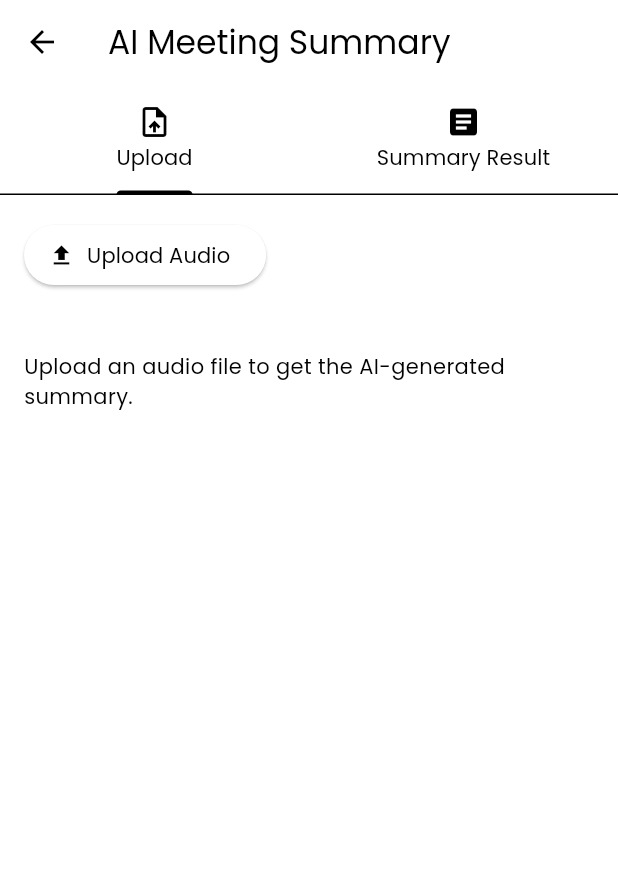
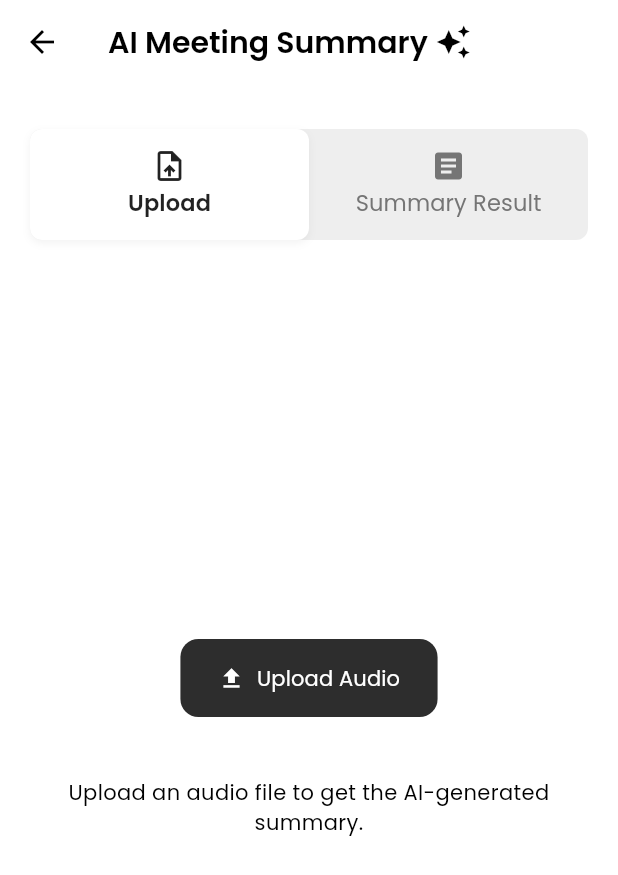
Before and after one commit to ThetSweLynn/action-meet, a Flutter app: the AIMeetingSummaryPage screen opened directly, on a phone screen of 412 x 824 dp. Shown: the top 875 px of the screen. Run offline on Flutter 3.47's test engine with Material 3 defaults, Android fonts, the phone set to English and light mode, and no system bars; our stand-ins replace cloud_firestore, file_picker, firebase_auth, firebase_core, fl_chart, flutter_dotenv; missing offline and left inert: mailer; accounts and stored records are empty.

Commit message:
Update ai summary page ui

```diff
--- a/lib/main.dart
+++ b/lib/main.dart
@@ -1,4 +1,3 @@
-import 'package:action_meet/screens/ai_meeting_summary_page.dart';
 import 'package:flutter/material.dart';
 import 'package:flutter/foundation.dart';
 import 'package:firebase_core/firebase_core.dart';
@@ -6,7 +5,6 @@ import 'firebase_options.dart';
 import 'widgets/auth_wrapper.dart';
 import 'package:flutter_dotenv/flutter_dotenv.dart';
 import 'dart:io';
-
 
 // Disable certificate verification (only in debug mode)
 void _configureCertificateVerification() {
--- a/lib/screens/ai_meeting_summary_page.dart
+++ b/lib/screens/ai_meeting_summary_page.dart
@@ -1,25 +1,3 @@
-// import 'package:flutter/material.dart';
-
-// class AIMeetingSummaryPage extends StatelessWidget {
-//   const AIMeetingSummaryPage({super.key});
-
-//   @override
-//   Widget build(BuildContext context) {
-//     return Scaffold(
-//       appBar: AppBar(
-//         title: const Text('AI Meeting Summary'),
-//         backgroundColor: Colors.transparent,
-//         elevation: 0,
-//         foregroundColor: const Color(0xFF2D2D2D),
-//       ),
-//       body: const Center(
-//         child: Text('AI Meeting Summary Coming Soon'),
-//       ),
-//     );
-//   }
-// }
-
-
 import 'dart:convert';
 import 'dart:io';
 import 'package:flutter/material.dart';
@@ -30,7 +8,7 @@ import 'package:http/http.dart' as http;
 class AIMeetingSummaryStore {
   static String? summary;
   static String? transcript;
-  static String? fileName; // Store the uploaded file name
+  static String? fileName;
 }
 
 class AIMeetingSummaryPage extends StatefulWidget {
@@ -45,7 +23,7 @@ class _AIMeetingSummaryPageState extends State<AIMeetingSummaryPage>
   bool _isLoading = false;
   String? _summary;
   String? _transcript;
-  String? _currentFileName; // Store current file name locally
+  String? _currentFileName;
 
   late TabController _tabController;
 
@@ -54,7 +32,6 @@ class _AIMeetingSummaryPageState extends State<AIMeetingSummaryPage>
     super.initState();
     _tabController = TabController(length: 2, vsync: this);
 
-    // Load previous summary from singleton
     _summary = AIMeetingSummaryStore.summary;
     _transcript = AIMeetingSummaryStore.transcript;
     _currentFileName = AIMeetingSummaryStore.fileName;
@@ -81,7 +58,7 @@ class _AIMeetingSummaryPageState extends State<AIMeetingSummaryPage>
       _isLoading = true;
       _summary = null;
       _transcript = null;
-      _currentFileName = fileName; // Update current file name
+      _currentFileName = fileName;
     });
 
     final uri = Uri.parse('http://10.0.2.2:8000/summarize-audio');
@@ -98,12 +75,10 @@ class _AIMeetingSummaryPageState extends State<AIMeetingSummaryPage>
         _summary = data['summary'];
         _transcript = data['transcript'];
 
-        // Save to singleton so it persists across pages
         AIMeetingSummaryStore.summary = _summary;
         AIMeetingSummaryStore.transcript = _transcript;
         AIMeetingSummaryStore.fileName = _currentFileName;
 
-        // Automatically switch to "Summary Result" tab
         _tabController.animateTo(1);
       });
     } else {
@@ -125,9 +100,10 @@ class _AIMeetingSummaryPageState extends State<AIMeetingSummaryPage>
         child: Column(
           crossAxisAlignment: CrossAxisAlignment.start,
           children: [
-            Text(title,
-                style: const TextStyle(
-                    fontSize: 18, fontWeight: FontWeight.bold)),
+            Text(
+              title,
+              style: const TextStyle(fontSize: 18, fontWeight: FontWeight.bold),
+            ),
             const SizedBox(height: 8),
             Text(content ?? '-', style: const TextStyle(fontSize: 15)),
           ],
@@ -140,27 +116,86 @@ class _AIMeetingSummaryPageState extends State<AIMeetingSummaryPage>
   Widget build(BuildContext context) {
     return Scaffold(
       appBar: AppBar(
-        title: const Text('AI Meeting Summary'),
-        bottom: TabBar(
+        leading: BackButton(),
+        title: Row(
+          children: [
+            Text(
+              "AI Meeting Summary",
+              style: TextStyle(fontSize: 20, fontWeight: FontWeight.w600),
+            ),
+            const SizedBox(width: 5),
+            Icon(Icons.auto_awesome),
+          ],
+        ),
+      ),
+      body: SafeArea(
+        child: Column(
+          crossAxisAlignment: CrossAxisAlignment.start,
+          children: [
+            const SizedBox(height: 30),
+            Container(
+              margin: const EdgeInsets.symmetric(horizontal: 20),
+              decoration: BoxDecoration(
+                color: Colors.grey.shade200,
+                borderRadius: BorderRadius.circular(8),
+              ),
+              child: TabBar(
                 controller: _tabController,
+                indicator: BoxDecoration(
+                  color: Colors.white,
+                  borderRadius: BorderRadius.circular(8),
+                  boxShadow: [
+                    BoxShadow(
+                      color: Colors.black.withOpacity(0.05),
+                      blurRadius: 4,
+                      offset: const Offset(0, 2),
+                    ),
+                  ],
+                ),
+                labelColor: Colors.black87,
+                unselectedLabelColor: Colors.grey.shade600,
+                labelStyle: const TextStyle(
+                  fontWeight: FontWeight.w600,
+                  fontSize: 15,
+                ),
+                unselectedLabelStyle: const TextStyle(
+                  fontWeight: FontWeight.w500,
+                  fontSize: 15,
+                ),
+                indicatorSize: TabBarIndicatorSize.tab,
+                dividerColor: Colors.transparent,
                 tabs: const [
                   Tab(icon: Icon(Icons.upload_file), text: 'Upload'),
                   Tab(icon: Icon(Icons.article), text: 'Summary Result'),
                 ],
               ),
             ),
-      body: TabBarView(
+            Expanded(
+              child: TabBarView(
                 controller: _tabController,
                 children: [
                   // Upload Tab
                   Padding(
                     padding: const EdgeInsets.all(16.0),
                     child: Column(
-              crossAxisAlignment: CrossAxisAlignment.start,
+                      mainAxisAlignment: MainAxisAlignment.center,
+                      crossAxisAlignment: CrossAxisAlignment.center,
                       children: [
                         ElevatedButton.icon(
                           icon: const Icon(Icons.upload),
                           label: const Text('Upload Audio'),
+                          style: ElevatedButton.styleFrom(
+                            backgroundColor: const Color(0xFF2D2D2D),
+                            foregroundColor: Colors.white,
+                            padding: const EdgeInsets.symmetric(
+                              vertical: 16,
+                              horizontal: 25,
+                            ),
+                            shape: RoundedRectangleBorder(
+                              borderRadius: BorderRadius.circular(12),
+                            ),
+                            elevation: 0,
+                          ),
                           onPressed: _isLoading ? null : uploadAudio,
                         ),
                         const SizedBox(height: 16),
@@ -169,7 +204,10 @@ class _AIMeetingSummaryPageState extends State<AIMeetingSummaryPage>
                         if (_currentFileName != null)
                           Text(
                             'Current file: $_currentFileName',
-                    style: const TextStyle(fontSize: 16, fontWeight: FontWeight.w500),
+                            style: const TextStyle(
+                              fontSize: 16,
+                              fontWeight: FontWeight.w500,
+                            ),
                           ),
 
                         const SizedBox(height: 24),
@@ -177,7 +215,9 @@ class _AIMeetingSummaryPageState extends State<AIMeetingSummaryPage>
                           const Center(child: CircularProgressIndicator())
                         else
                           const Text(
-                      'Upload an audio file to get the AI-generated summary.'),
+                            'Upload an audio file to get the AI-generated summary.',
+                            textAlign: TextAlign.center,
+                          ),
                       ],
                     ),
                   ),
@@ -196,6 +236,10 @@ class _AIMeetingSummaryPageState extends State<AIMeetingSummaryPage>
                   ),
                 ],
               ),
+            ),
+          ],
+        ),
+      ),
     );
   }
 }
--- a/lib/screens/tasks_page.dart
+++ b/lib/screens/tasks_page.dart
@@ -1,4 +1,3 @@
-import 'package:cloud_firestore/cloud_firestore.dart';
 import 'package:flutter/material.dart';
 import 'package:firebase_auth/firebase_auth.dart';
 import '../services/task_service.dart';
```
Also changed, not shown: 1 other file. Lines whose indentation alone changed are shown as unchanged.
